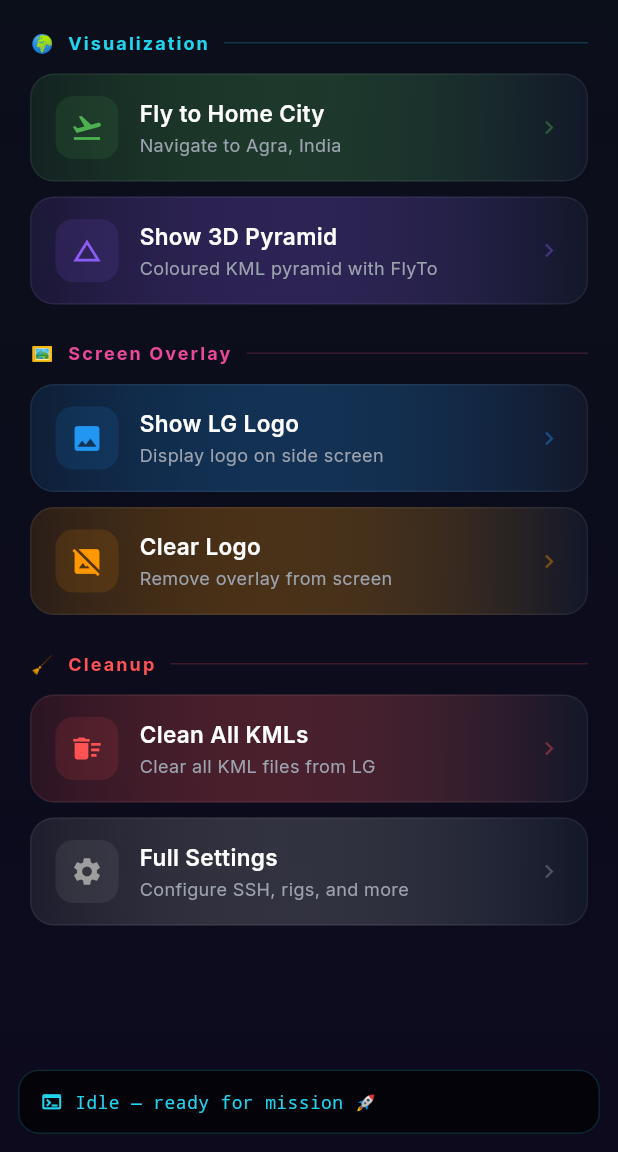
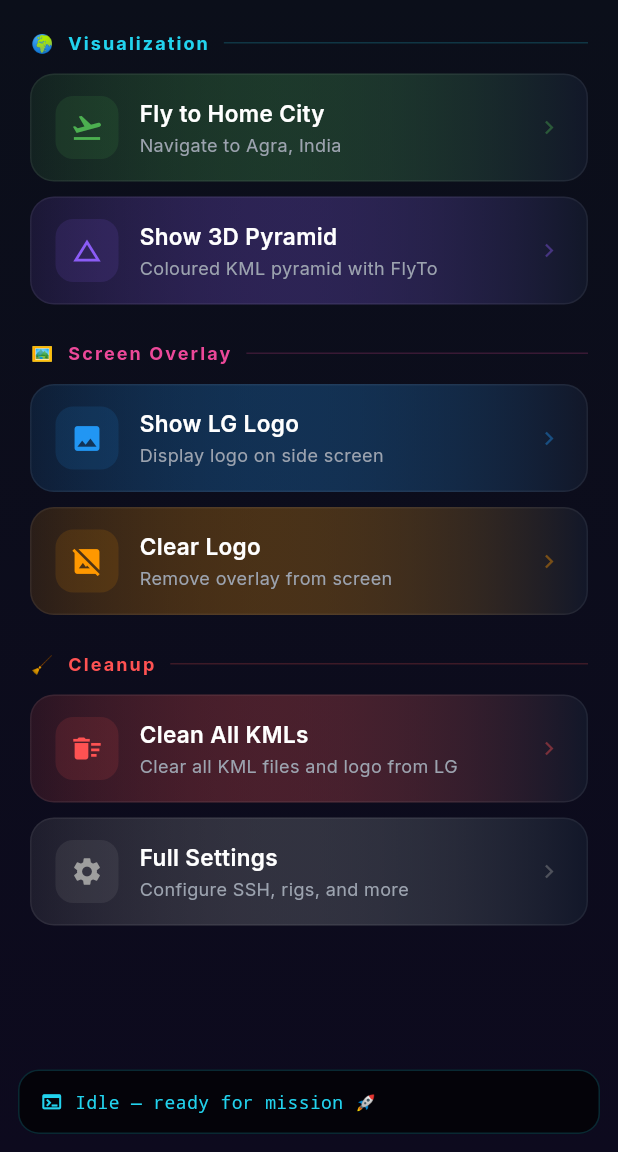
Before and after one commit to AmitVerma9964/liquid-galaxy-task2-flutter-, a Flutter app: the screen it shows after launch, after a tap on "LAUNCH MISSION", on a phone screen of 412 x 824 dp, the part 84-1236 px from its top. Run offline on Flutter 3.47's test engine with Material 3 defaults, Android fonts, the phone set to English and light mode, and no system bars; our stand-ins replace flutter_riverpod, google_fonts, shared_preferences; missing offline and left inert: dartssh2.

Commit message:
feat: redesign UI with space-themed splash screen and mission control panel
- Add SplashScreen with animated orbiting satellite around Earth
- Rewrite HomeScreen as mission control panel with:
  - AppBar with live ONLINE/OFFLINE connection chip
  - Popup menu for SSH connect/disconnect/edit/settings
  - Quick SSH dialog pre-filled from saved settings
  - Action tiles with per-button loading spinners
  - Sectioned layout: Visualization, Screen Overlay, Cleanup
  - Terminal output panel showing live status messages
- Update main.dart to use SplashScreen as entry point
- All existing backend controllers (SSH, Settings, LG) unchanged

Co-authored-by: Copilot <223556219+Copilot@users.noreply.github.com>

```diff
--- a/lib/controllers/lg_controller.dart
+++ b/lib/controllers/lg_controller.dart
@@ -205,6 +205,8 @@ class LGController {
 
       await Future.delayed(const Duration(milliseconds: 200));
     }
+
+    await forceRefresh();
   }
 
   Future<void> sendLogoToLeftScreen({
--- a/lib/screens/home_screen.dart
+++ b/lib/screens/home_screen.dart
@@ -286,11 +286,13 @@ class _HomeScreenState extends ConsumerState<HomeScreen> {
                   _actionTile(
                     icon: Icons.delete_sweep,
                     label: 'Clean All KMLs',
-                    subtitle: 'Clear all KML files from LG',
+                    subtitle: 'Clear all KML files and logo from LG',
                     color: Colors.redAccent,
                     actionKey: 'Clean All KMLs',
                     onTap: () => _runAction(
-                        'Clean All KMLs', widget.lgController.clearKmls),
+                        'Clean All KMLs',
+                        () => widget.lgController
+                            .clearKmls(keepLogos: false)),
                   ),
                   const SizedBox(height: 10),
                   _actionTile(
```
